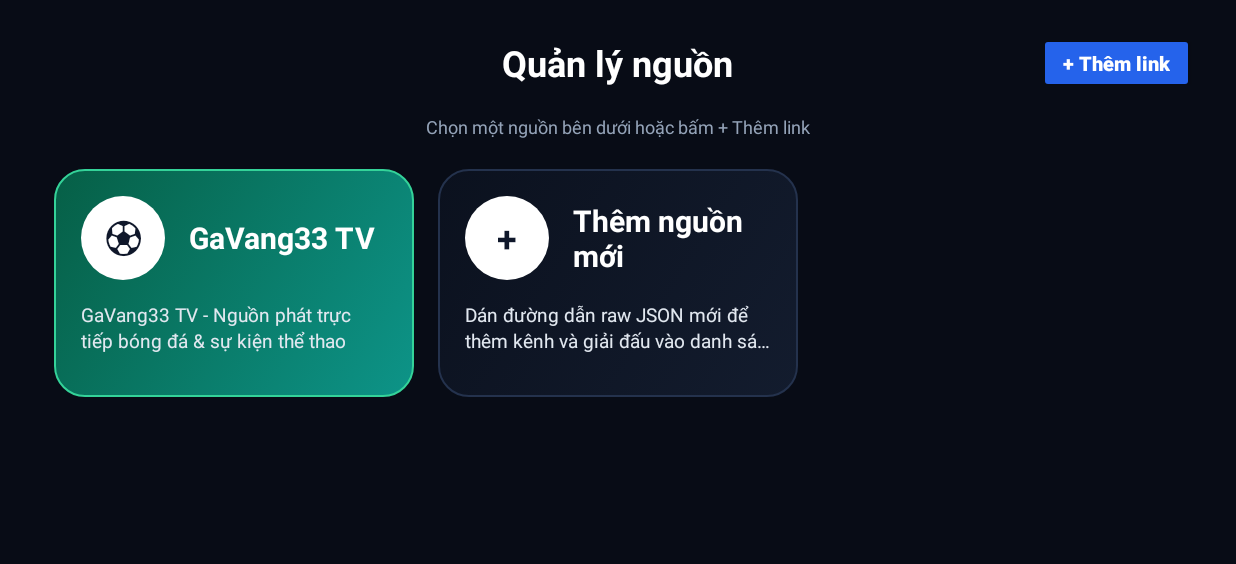
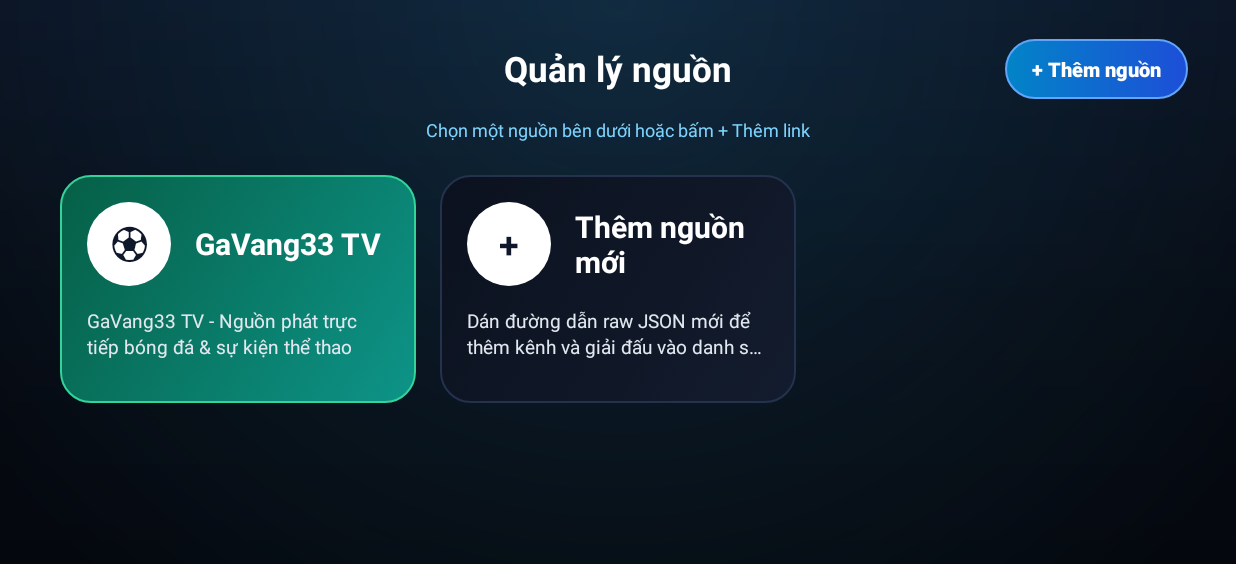
Before and after one commit to daoducphat352010-ux/tv-football-app, an Android app: the screen it shows after launch (MainActivity), on a phone screen of 824 x 412 dp (held sideways). Shown: the top 564 px of the screen. Run offline under Robolectric (Android 15) with nearby library versions, the phone set to English and light mode, and no system bars.

Commit message:
Update activity_main.xml

```diff
--- a/app/src/main/res/layout/activity_main.xml
+++ b/app/src/main/res/layout/activity_main.xml
@@ -2,18 +2,18 @@
 <LinearLayout xmlns:android="http://schemas.android.com/apk/res/android"
     android:layout_width="match_parent"
     android:layout_height="match_parent"
-    android:background="#080C16"
+    android:background="@drawable/bg_main_stadium"
     android:orientation="vertical"
-    android:paddingStart="28dp"
-    android:paddingEnd="28dp"
-    android:paddingTop="18dp"
-    android:paddingBottom="12dp">
+    android:paddingStart="32dp"
+    android:paddingEnd="32dp"
+    android:paddingTop="20dp"
+    android:paddingBottom="14dp">
 
-    <!-- Thanh tiêu đề trên cùng -->
+    <!-- Thanh điều hướng trên cùng hiện đại -->
     <RelativeLayout
         android:layout_width="match_parent"
-        android:layout_height="48dp"
-        android:layout_marginBottom="10dp">
+        android:layout_height="52dp"
+        android:layout_marginBottom="6dp">
 
         <Button
             android:id="@+id/btnBackSources"
@@ -21,29 +21,37 @@
             android:layout_height="40dp"
             android:layout_alignParentStart="true"
             android:layout_centerVertical="true"
-            android:backgroundTint="#1E293B"
+            android:background="@drawable/bg_pill_action"
             android:focusable="true"
-            android:paddingStart="16dp"
-            android:paddingEnd="16dp"
-            android:text="← Quản lý nguồn"
+            android:paddingStart="18dp"
+            android:paddingEnd="18dp"
+            android:stateListAnimator="@null"
+            android:text="← Nguồn phát"
             android:textAllCaps="false"
-            android:textColor="#FFFFFF"
+            android:textColor="#F8FAFC"
             android:textSize="13sp"
             android:textStyle="bold"
             android:visibility="gone" />
+
+        <LinearLayout
+            android:layout_width="wrap_content"
+            android:layout_height="wrap_content"
+            android:layout_centerInParent="true"
+            android:gravity="center"
+            android:orientation="vertical">
 
             <TextView
                 android:id="@+id/tvHeaderTitle"
                 android:layout_width="wrap_content"
                 android:layout_height="wrap_content"
-            android:layout_centerInParent="true"
                 android:ellipsize="end"
-            android:maxWidth="420dp"
+                android:maxWidth="460dp"
                 android:singleLine="true"
                 android:text="Quản lý nguồn"
                 android:textColor="#FFFFFF"
-            android:textSize="24sp"
+                android:textSize="23sp"
                 android:textStyle="bold" />
+        </LinearLayout>
 
         <Button
             android:id="@+id/btnAddSource"
@@ -51,11 +59,12 @@
             android:layout_height="40dp"
             android:layout_alignParentEnd="true"
             android:layout_centerVertical="true"
-            android:backgroundTint="#2563EB"
+            android:background="@drawable/bg_pill_primary"
             android:focusable="true"
-            android:paddingStart="16dp"
-            android:paddingEnd="16dp"
-            android:text="+ Thêm link"
+            android:paddingStart="18dp"
+            android:paddingEnd="18dp"
+            android:stateListAnimator="@null"
+            android:text="+ Thêm nguồn"
             android:textAllCaps="false"
             android:textColor="#FFFFFF"
             android:textSize="13sp"
@@ -67,10 +76,11 @@
             android:layout_height="40dp"
             android:layout_alignParentEnd="true"
             android:layout_centerVertical="true"
-            android:backgroundTint="#0284C7"
+            android:background="@drawable/bg_pill_primary"
             android:focusable="true"
-            android:paddingStart="16dp"
-            android:paddingEnd="16dp"
+            android:paddingStart="18dp"
+            android:paddingEnd="18dp"
+            android:stateListAnimator="@null"
             android:text="↻ Làm mới"
             android:textAllCaps="false"
             android:textColor="#FFFFFF"
@@ -79,25 +89,25 @@
             android:visibility="gone" />
     </RelativeLayout>
 
-    <!-- Dòng trạng thái cập nhật -->
+    <!-- Dòng trạng thái đồng bộ tinh gọn -->
     <TextView
         android:id="@+id/tvStatus"
         android:layout_width="match_parent"
         android:layout_height="wrap_content"
-        android:layout_marginBottom="12dp"
+        android:layout_marginBottom="14dp"
         android:gravity="center"
         android:singleLine="true"
         android:text="Đang đồng bộ dữ liệu trận đấu..."
-        android:textColor="#94A3B8"
+        android:textColor="#7DD3FC"
         android:textSize="12sp" />
 
-    <!-- Lưới 3 cột hiển thị Nguồn hoặc Danh sách trận đấu -->
+    <!-- Lưới 3 cột -->
     <androidx.recyclerview.widget.RecyclerView
         android:id="@+id/rvMainGrid"
         android:layout_width="match_parent"
         android:layout_height="0dp"
         android:layout_weight="1"
         android:clipToPadding="false"
-        android:paddingBottom="12dp" />
+        android:paddingBottom="14dp" />
 
 </LinearLayout>
```
Lines whose indentation alone changed are shown as unchanged.
